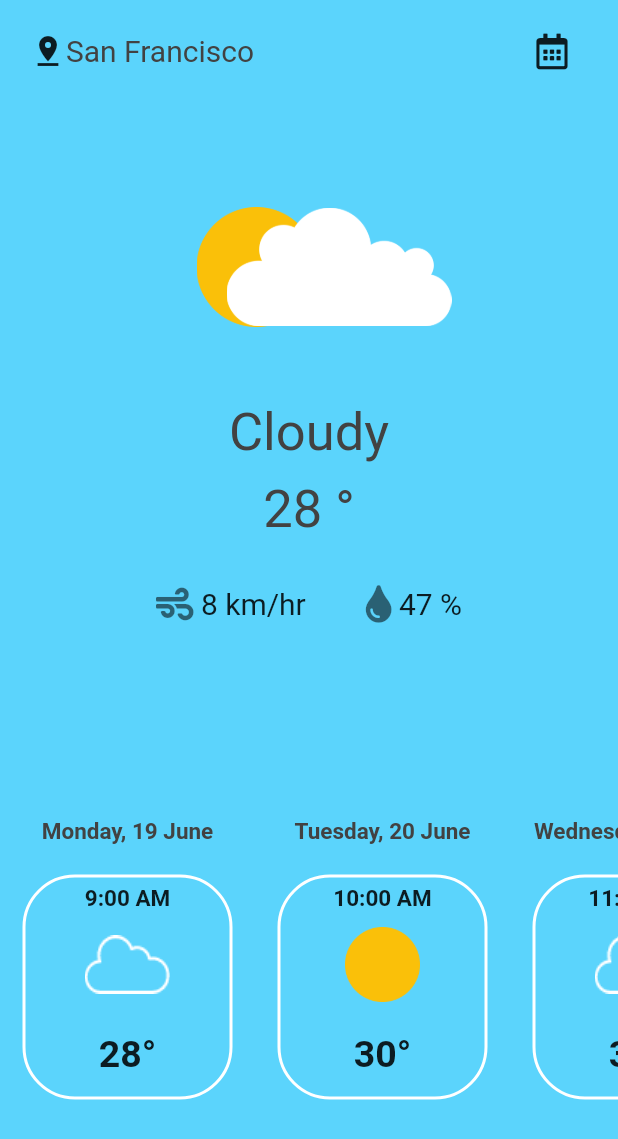
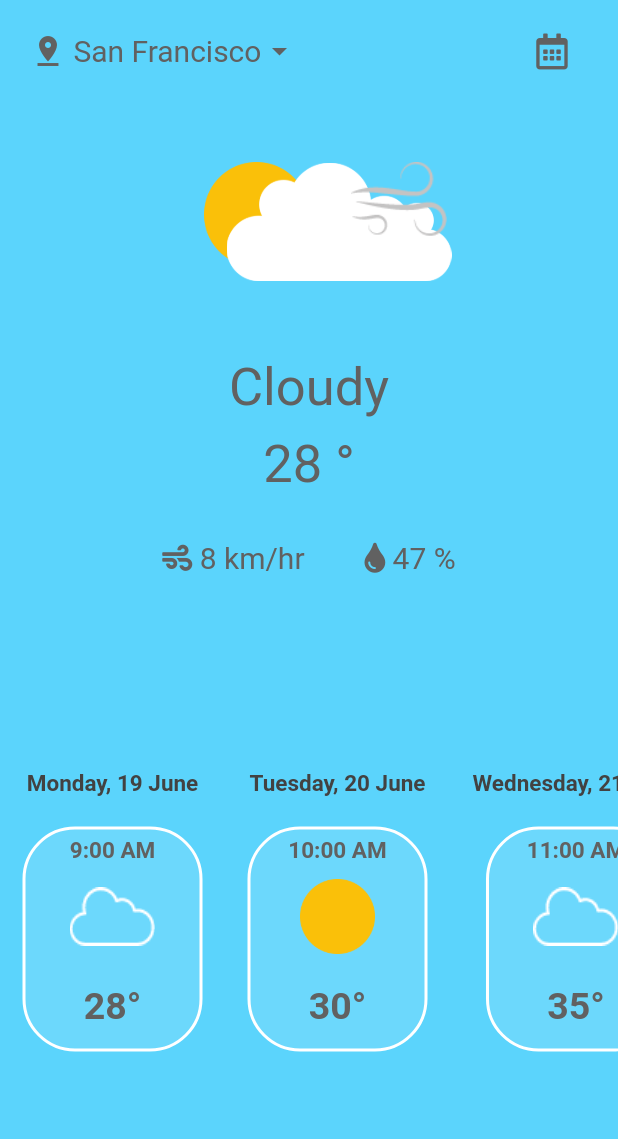
Before and after one commit to Moutasim02/weathr, a Flutter app: the screen it shows after launch, on a phone screen of 412 x 824 dp. Shown: the top 1139 px of the screen. Run offline on Flutter 3.47's test engine with Material 2 defaults, Android fonts, the phone set to English and light mode, and no system bars; our stand-ins replace font_awesome_flutter, page_transition.

Commit message:
Finalized the home screen, weather_details.dart need some modifications

```diff
--- a/lib/screens/home.dart
+++ b/lib/screens/home.dart
@@ -37,19 +37,25 @@ class _HomeState extends State<Home> {
                   children: [
                     const Icon(
                       Icons.pin_drop,
+                      color: Color(0xFF616161),
                     ),
                     Text(
-                      'San Francisco',
+                      ' San Francisco',
                       style: TextStyle(
-                        color: Colors.grey[800],
+                        color: Color(0xFF616161),
                         fontSize: 20,
                       ),
+                    ),
+                    Icon(
+                      Icons.arrow_drop_down,
+                      color: Color(0xFF616161),
                     ),
                     const Spacer(),
                     IconButton(
                       splashColor: Colors.indigoAccent,
                       icon: const FaIcon(
                         FontAwesomeIcons.calendarAlt,
+                        color: Color(0xFF616161),
                       ),
                       onPressed: () {
                         weatherDetailsCityName = 'San Fransisco';
@@ -65,7 +71,7 @@ class _HomeState extends State<Home> {
                   ],
                 ),
               ),
-              const SizedBox(height: 70),
+              const SizedBox(height: 40),
               const WeatherCentral(),
               const SizedBox(
                 height: 130,
@@ -94,6 +100,12 @@ class _HomeState extends State<Home> {
                       temp: 35,
                       weatherCode: 800,
                     ),
+                    SlideTile(
+                      dayAndDate: 'Tuesday, 20 June',
+                      time: '10:00 AM',
+                      temp: 30,
+                      weatherCode: 100,
+                    ),
                   ],
                 ),
               )
--- a/lib/widgets/cloudy_icon_widget.dart
+++ b/lib/widgets/cloudy_icon_widget.dart
@@ -15,7 +15,7 @@ class CloudyIconWidget extends StatelessWidget {
           Positioned(
             child: SizedBox(
               child: Image.asset('assets/sun.png'),
-              height: 80,
+              height: 70,
               width: 80,
             ),
             left: 110,
@@ -27,6 +27,14 @@ class CloudyIconWidget extends StatelessWidget {
               width: 150,
             ),
             right: 90,
+          ),
+          Positioned(
+            child: SizedBox(
+              child: Image.asset('assets/Group 3.png'),
+              height: 50,
+              width: 70,
+            ),
+            right: 90,
           )
         ],
       ),
--- a/lib/widgets/slide_tile.dart
+++ b/lib/widgets/slide_tile.dart
@@ -78,8 +78,9 @@ class ContainerTile extends StatelessWidget {
   Widget build(BuildContext context) {
     return Container(
       height: 150,
-      width: 140,
+      width: 120,
       decoration: BoxDecoration(
+        color: Colors.white10,
         border: Border.all(
           color: Colors.white,
           width: 2,
@@ -96,7 +97,8 @@ class ContainerTile extends StatelessWidget {
             Text(
               time,
               style: const TextStyle(
-                fontSize: 15,
+                  color: Color(0xFF616161),
+                  fontSize: 15,
                 fontWeight: FontWeight.w700,
               ),
             ),
@@ -114,6 +116,7 @@ class ContainerTile extends StatelessWidget {
               temp + '°',
               textAlign: TextAlign.center,
               style: const TextStyle(
+                color: Color(0xFF616161),
                 fontWeight: FontWeight.w700,
                 fontSize: 25,
               ),
--- a/lib/widgets/weather_central.dart
+++ b/lib/widgets/weather_central.dart
@@ -19,7 +19,7 @@ class WeatherCentral extends StatelessWidget {
         Text(
           'Cloudy',
           style: TextStyle(
-            color: Colors.grey[800],
+            color: Color(0xFF616161),
             fontSize: 35,
           ),
         ),
@@ -29,7 +29,7 @@ class WeatherCentral extends StatelessWidget {
         Text(
           '28 °',
           style: TextStyle(
-            color: Colors.grey[800],
+            color: Color(0xFF616161),
             fontSize: 35,
           ),
         ),
@@ -41,12 +41,13 @@ class WeatherCentral extends StatelessWidget {
           children: const [
             FaIcon(
               FontAwesomeIcons.wind,
-              color: Colors.black54,
-              size: 25,
+              color: Color(0xFF616161),
+              size: 20,
             ),
             Text(
               ' 8 km/hr',
               style: TextStyle(
+                color: Color(0xFF616161),
                 fontSize: 20,
               ),
             ),
@@ -55,12 +56,13 @@ class WeatherCentral extends StatelessWidget {
             ),
             FaIcon(
               FontAwesomeIcons.tint,
-              color: Colors.black54,
-              size: 25,
+              color: Color(0xFF616161),
+              size: 20,
             ),
             Text(
               ' 47 %',
               style: TextStyle(
+                color: Color(0xFF616161),
                 fontSize: 20,
               ),
             ),
```
Also changed, not shown: pubspec.lock, 2 other files.
